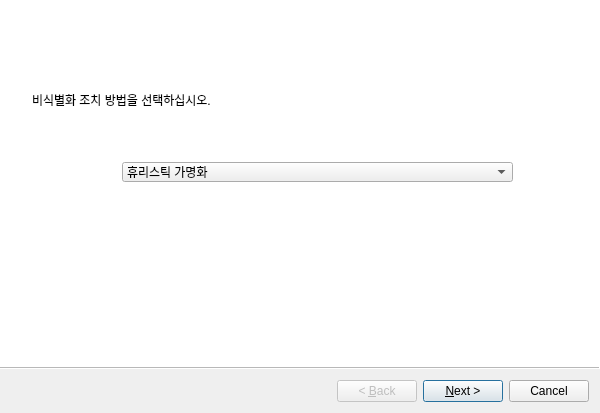
cosine0/anonymize, file bin/windows/ui/level.ui: the form before one commit.
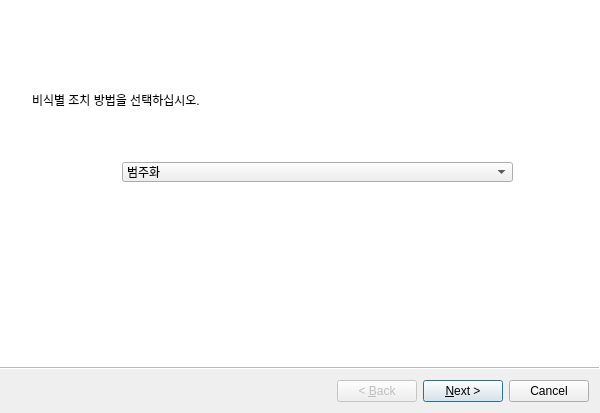
The form after the commit.

```diff
--- a/bin/windows/ui/level.ui
+++ b/bin/windows/ui/level.ui
@@ -27,7 +27,7 @@
      </rect>
     </property>
     <property name="text">
-     <string>비식별화 조치 방법을 선택하십시오.</string>
+     <string>비식별 조치 방법을 선택하십시오.</string>
     </property>
    </widget>
    <widget class="QComboBox" name="comboBox">
@@ -39,6 +39,16 @@
       <height>20</height>
      </rect>
     </property>
+    <item>
+     <property name="text">
+      <string>범주화</string>
+     </property>
+    </item>
+    <item>
+     <property name="text">
+      <string>마스킹</string>
+     </property>
+    </item>
     <item>
      <property name="text">
       <string>휴리스틱 가명화</string>
```
Left out of the diff: 7 changed lines with no effect on the pictures.
